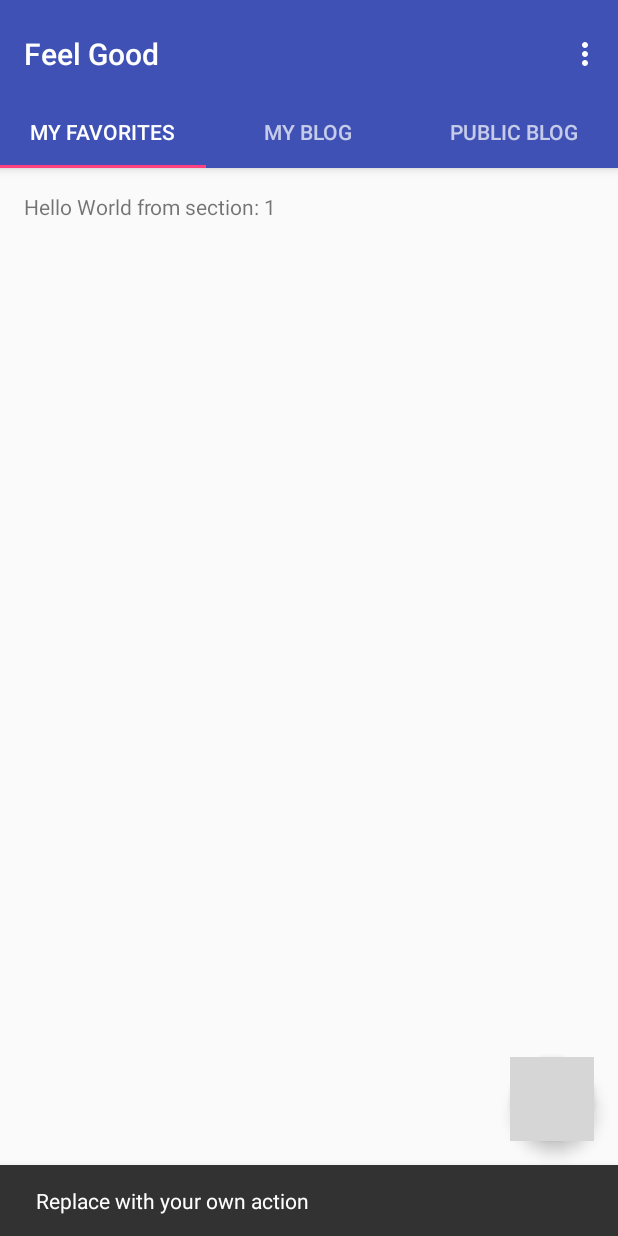
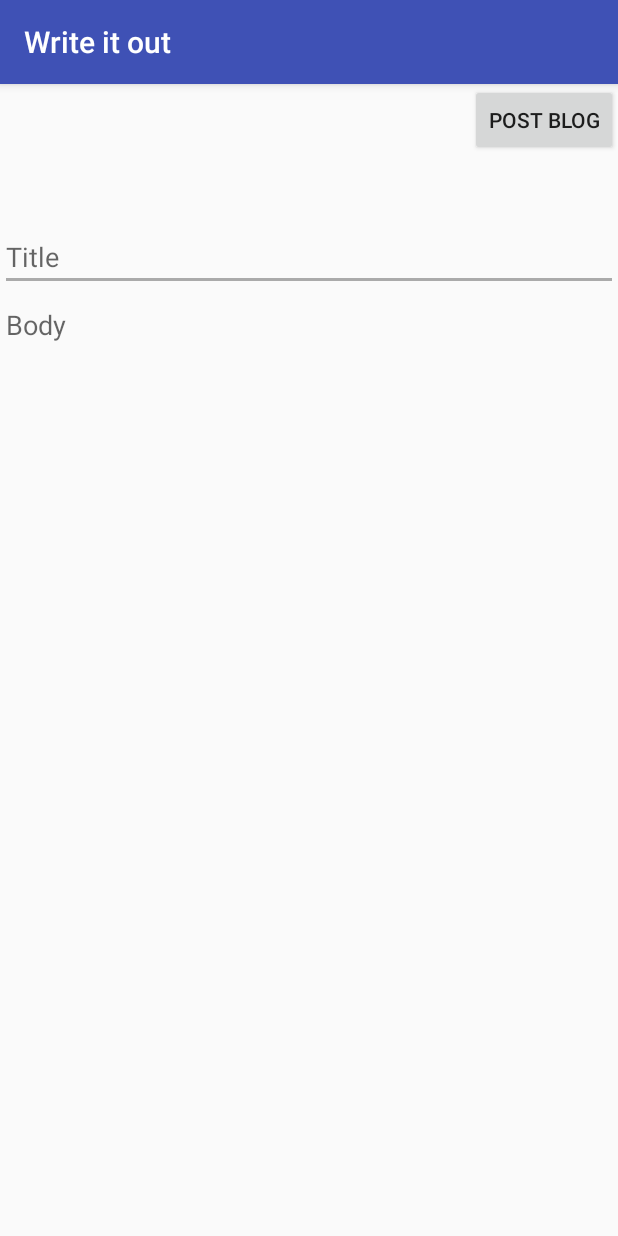
Before and after one commit to bannavarapu/FeelGood, an Android app: the Blog screen opened directly, with no data from a screen before it, after a tap on an icon or button, on a phone screen of 412 x 824 dp. Run offline under Robolectric (Android 15) with nearby library versions, the light colour scheme and no system bars; grey boxes are pictures that could not be loaded.

Commit message:
Recycler view is added to blog view. write post is added

```diff
--- a/app/src/main/AndroidManifest.xml
+++ b/app/src/main/AndroidManifest.xml
@@ -26,7 +26,10 @@
         <activity
             android:name=".Blog"
             android:label="@string/title_activity_blog"
-            android:theme="@style/AppTheme.NoActionBar"></activity>
+            android:theme="@style/AppTheme.NoActionBar" />
+
+        <activity android:name=".PostBlog"
+            android:label="Write it out"></activity>
     </application>
 
 </manifest>
--- a/app/src/main/java/com/example/anudeepthi/feelgood/Blog.java
+++ b/app/src/main/java/com/example/anudeepthi/feelgood/Blog.java
@@ -1,10 +1,14 @@
 package com.example.anudeepthi.feelgood;
 
+import android.content.Context;
+import android.content.Intent;
 import android.support.annotation.Nullable;
 import android.support.design.widget.FloatingActionButton;
 import android.support.design.widget.Snackbar;
 import android.support.design.widget.TabLayout;
 import android.support.v7.app.AppCompatActivity;
+import android.support.v7.widget.LinearLayoutManager;
+import android.support.v7.widget.RecyclerView;
 import android.support.v7.widget.Toolbar;
 
 import android.support.v4.app.Fragment;
@@ -37,6 +41,9 @@ public class Blog extends AppCompatActivity {
      */
     private ViewPager mViewPager;
 
+    private static RecyclerView mRecyclerView;
+    private static BlogAdapter mAdapter;
+
     @Override
     protected void onCreate(Bundle savedInstanceState) {
         super.onCreate(savedInstanceState);
@@ -55,12 +62,18 @@ public class Blog extends AppCompatActivity {
         mTabLayout = (TabLayout) findViewById(R.id.tabs);
         mTabLayout.setupWithViewPager(mViewPager);
 
+
+
+
+
+        final Context context = getApplicationContext();
         FloatingActionButton fab = (FloatingActionButton) findViewById(R.id.fab);
         fab.setOnClickListener(new View.OnClickListener() {
             @Override
             public void onClick(View view) {
-                Snackbar.make(view, "Replace with your own action", Snackbar.LENGTH_LONG)
-                        .setAction("Action", null).show();
+                Intent intent = new Intent(context, PostBlog.class);
+                startActivity(intent);
+
             }
         });
 
@@ -118,8 +131,29 @@ public class Blog extends AppCompatActivity {
         public View onCreateView(LayoutInflater inflater, ViewGroup container,
                                  Bundle savedInstanceState) {
             View rootView = inflater.inflate(R.layout.fragment_blog, container, false);
-            TextView textView = (TextView) rootView.findViewById(R.id.section_label);
-            textView.setText(getString(R.string.section_format, getArguments().getInt(ARG_SECTION_NUMBER)));
+            Context context = getContext();
+            mRecyclerView = (RecyclerView) rootView.findViewById(R.id.blogView);
+            LinearLayoutManager layoutManager = new LinearLayoutManager(context,LinearLayoutManager.VERTICAL,false);
+            mRecyclerView.setLayoutManager(layoutManager);
+            mRecyclerView.setHasFixedSize(true);
+
+            if(getArguments().getInt(ARG_SECTION_NUMBER) == 1){
+                String[] array = new String[]{"fav title", "fav user", "fav description"};
+                mAdapter = new BlogAdapter(context, array);
+                mRecyclerView.setAdapter(mAdapter);
+
+            }else if(getArguments().getInt(ARG_SECTION_NUMBER) == 2){
+                String[] array = new String[]{"my title", "my user", "my description"};
+                mAdapter = new BlogAdapter(context, array);
+                mRecyclerView.setAdapter(mAdapter);
+
+            }else if(getArguments().getInt(ARG_SECTION_NUMBER) == 3){
+                String[] array = new String[]{"public title", "public user", "public description"};
+                mAdapter = new BlogAdapter(context, array);
+                mRecyclerView.setAdapter(mAdapter);
+
+            }
+
             return rootView;
         }
     }
--- /dev/null
+++ b/app/src/main/java/com/example/anudeepthi/feelgood/BlogAdapter.java
@@ -0,0 +1,59 @@
+package com.example.anudeepthi.feelgood;
+
+import android.content.Context;
+import android.support.annotation.NonNull;
+import android.support.v7.widget.RecyclerView;
+import android.view.LayoutInflater;
+import android.view.View;
+import android.view.ViewGroup;
+import android.widget.TextView;
+
+public class BlogAdapter extends RecyclerView.Adapter<BlogAdapter.BlogViewHolder> {
+
+    Context context;
+    String[] array;
+    BlogAdapter(Context context, String[] array){
+        this.context = context;
+        this.array = array;
+    }
+
+    @NonNull
+    @Override
+    public BlogViewHolder onCreateViewHolder(@NonNull ViewGroup parent, int viewType) {
+        Context context = parent.getContext();
+        int layoutid = R.layout.blog_rv;
+        LayoutInflater inflater = LayoutInflater.from(context);
+        View view = inflater.inflate(layoutid, parent, false);
+        BlogViewHolder viewHolder = new BlogViewHolder(view);
+
+        return  viewHolder;
+    }
+
+    @Override
+    public void onBindViewHolder(@NonNull BlogViewHolder holder, int position) {
+
+        holder.title.setText(array[0]);
+        holder.username.setText(array[1]);
+        holder.description.setText(array[2]);
+
+    }
+
+    @Override
+    public int getItemCount() {
+        return 5;
+    }
+
+    class BlogViewHolder extends RecyclerView.ViewHolder{
+
+        TextView title;
+        TextView username;
+        TextView description;
+        public BlogViewHolder(View view){
+            super(view);
+
+            title = (TextView) view.findViewById(R.id.title);
+            username = (TextView) view.findViewById(R.id.username);
+            description = (TextView) view.findViewById(R.id.description);
+        }
+    }
+}
--- /dev/null
+++ b/app/src/main/java/com/example/anudeepthi/feelgood/PostBlog.java
@@ -0,0 +1,39 @@
+package com.example.anudeepthi.feelgood;
+
+import android.support.v7.app.AppCompatActivity;
+import android.os.Bundle;
+import android.view.MenuItem;
+import android.view.View;
+import android.widget.Button;
+import android.widget.PopupMenu;
+import android.widget.Toast;
+
+public class PostBlog extends AppCompatActivity {
+
+    Button post;
+    @Override
+    protected void onCreate(Bundle savedInstanceState) {
+        super.onCreate(savedInstanceState);
+        setContentView(R.layout.activity_post_blog);
+
+
+    }
+
+    public void Post(View view){
+
+        post = (Button) findViewById(R.id.postBlog);
+        PopupMenu popUp = new PopupMenu(PostBlog.this, post);
+        popUp.getMenuInflater().inflate(R.menu.post_blog, popUp.getMenu());
+
+        popUp.setOnMenuItemClickListener(new PopupMenu.OnMenuItemClickListener() {
+            @Override
+            public boolean onMenuItemClick(MenuItem item) {
+                Toast.makeText(PostBlog.this, "You posted in "+ item.getTitle(), Toast.LENGTH_LONG).show();
+                return true;
+            }
+        });
+
+    }
+
+
+}
--- /dev/null
+++ b/app/src/main/res/layout/activity_post_blog.xml
@@ -0,0 +1,32 @@
+<?xml version="1.0" encoding="utf-8"?>
+<LinearLayout
+    xmlns:android="http://schemas.android.com/apk/res/android"
+    android:layout_width="match_parent"
+    android:layout_height="match_parent"
+    android:orientation="vertical">
+    <Button
+        android:id="@+id/postBlog"
+        android:layout_width="wrap_content"
+        android:layout_height="wrap_content"
+        android:layout_gravity="end"
+        android:text="Post Blog"
+        android:onClick="Post"/>
+    <EditText
+        android:layout_width="match_parent"
+        android:layout_height="0dp"
+        android:layout_weight="1"
+        android:inputType="text"
+        android:hint="Title"
+        android:gravity="bottom"
+        android:backgroundTint="@android:color/darker_gray" />
+
+    <EditText
+        android:layout_width="match_parent"
+        android:layout_height="0dp"
+        android:layout_weight="7"
+        android:gravity="start"
+        android:inputType="text"
+        android:hint="Body"
+        android:textAlignment="textStart"
+        android:backgroundTint="@android:color/transparent"/>
+</LinearLayout>
--- a/app/src/main/res/layout/content_relax_options.xml
+++ b/app/src/main/res/layout/content_relax_options.xml
@@ -12,9 +12,7 @@
     <android.support.v7.widget.RecyclerView
         android:id="@+id/relax_opts"
         android:layout_width="match_parent"
-        android:layout_height="wrap_content"
-        tools:layout_editor_absoluteX="0dp"
-        tools:layout_editor_absoluteY="102dp">
+        android:layout_height="wrap_content">
 
     </android.support.v7.widget.RecyclerView>
 
--- a/app/src/main/res/layout/facts_rv.xml
+++ b/app/src/main/res/layout/facts_rv.xml
@@ -11,9 +11,9 @@
         android:layout_gravity="center"
         android:layout_width="match_parent"
         android:layout_height="wrap_content"
-        card_view:cardCornerRadius="5dp"
-        card_view:cardElevation="4dp"
-        card_view:cardMaxElevation="5dp"
+        card_view:cardCornerRadius="3dp"
+        card_view:cardElevation="0.7dp"
+        card_view:cardMaxElevation="1dp"
         card_view:cardPreventCornerOverlap="false"
         card_view:cardUseCompatPadding="true">
         <TextView
--- a/app/src/main/res/layout/fragment_blog.xml
+++ b/app/src/main/res/layout/fragment_blog.xml
@@ -7,17 +7,11 @@
     android:layout_height="match_parent"
     tools:context=".Blog$PlaceholderFragment">
 
-    <TextView
-        android:id="@+id/section_label"
-        android:layout_width="wrap_content"
-        android:layout_height="wrap_content"
-        android:layout_marginBottom="@dimen/activity_vertical_margin"
-        android:layout_marginEnd="@dimen/activity_horizontal_margin"
-        android:layout_marginStart="@dimen/activity_horizontal_margin"
-        android:layout_marginTop="@dimen/activity_vertical_margin"
-        app:layout_constraintLeft_toLeftOf="parent"
-        app:layout_constraintTop_toTopOf="@+id/constraintLayout"
-        tools:layout_constraintLeft_creator="1"
-        tools:layout_constraintTop_creator="1" />
+    <android.support.v7.widget.RecyclerView
+        android:id="@+id/blogView"
+        android:layout_width="match_parent"
+        android:layout_height="wrap_content">
+
+    </android.support.v7.widget.RecyclerView>
 
 </android.support.constraint.ConstraintLayout>
--- /dev/null
+++ b/app/src/main/res/menu/post_blog.xml
@@ -0,0 +1,25 @@
+<?xml version="1.0" encoding="utf-8"?>
+<menu xmlns:android="http://schemas.android.com/apk/res/android"
+    xmlns:app="http://schemas.android.com/apk/res-auto">
+
+    <item
+        android:id="@+id/MyBlog"
+        app:showAsAction="never"
+        android:title="My Blog"
+        android:orderInCategory="1"/>
+
+    <item
+        android:id="@+id/PublicBlog"
+        app:showAsAction="never"
+        android:title="Public Blog"
+        android:orderInCategory="2"/>
+
+    <item
+        android:id="@+id/cancel"
+        app:showAsAction="never"
+        android:orderInCategory="3"
+        android:title="Cancel"/>
+
+
+
+</menu>
```
Also changed, not shown: app/src/main/res/layout/blog_rv.xml (added, +73 -0 lines), app/src/main/res/layout/content_main.xml (+15 -15 lines).
